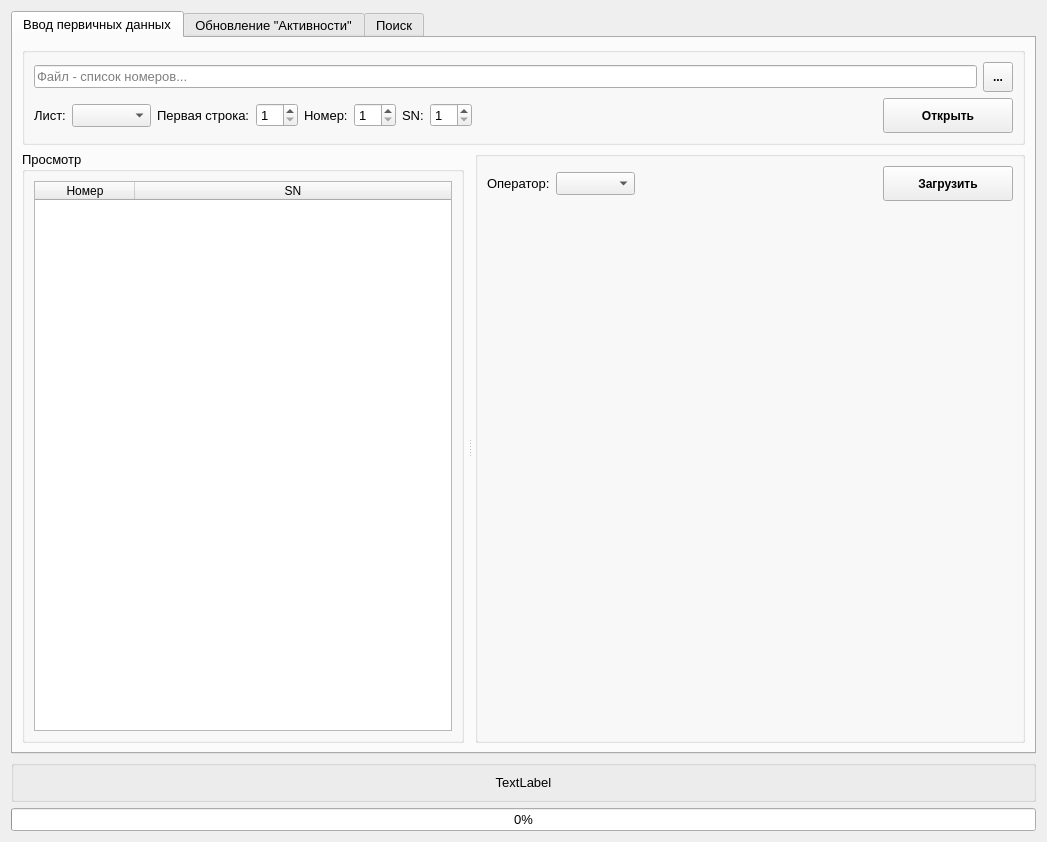
Qt form tMix_2/tMix_2/data_add.ui (Skyrim78/tMix) before a commit.
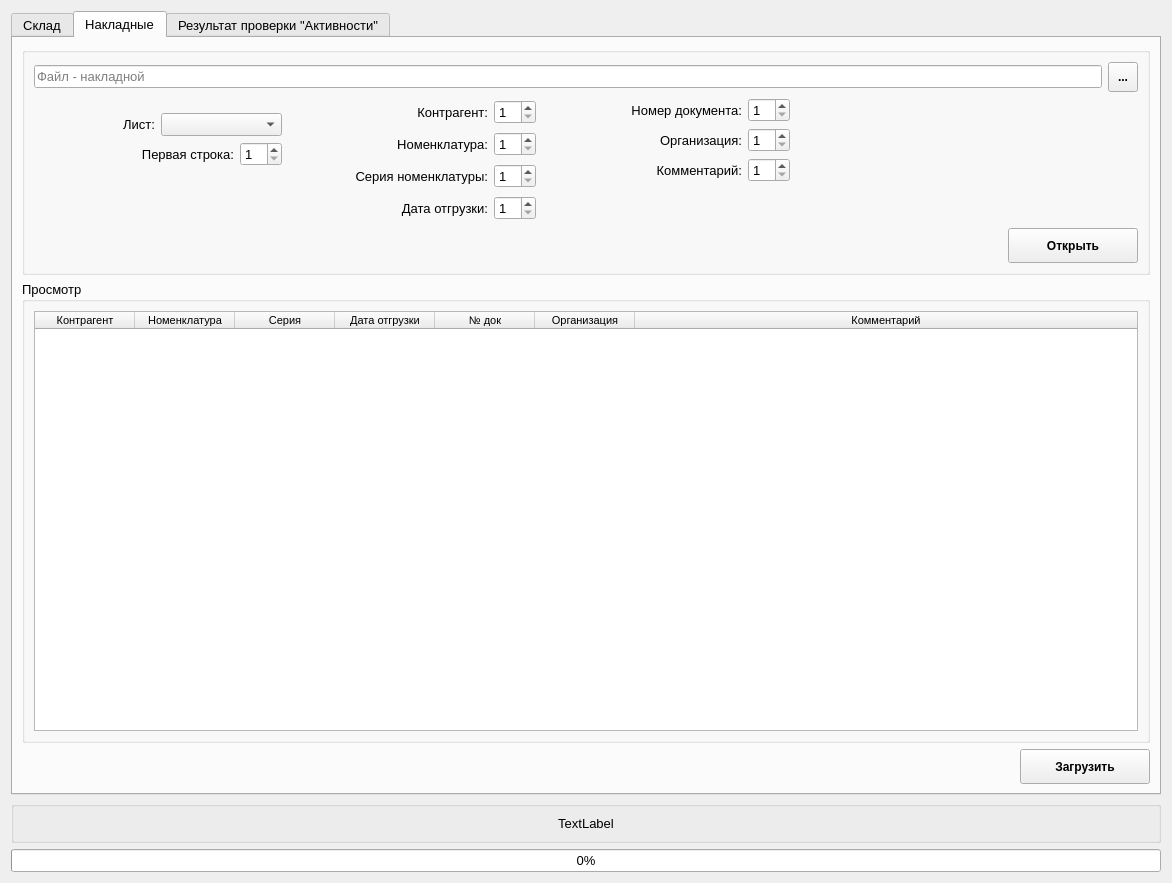
The same form after that commit. The open tabs and pages were chosen to show the change.

```diff
--- a/tMix_2/tMix_2/data_add.ui
+++ b/tMix_2/tMix_2/data_add.ui
@@ -6,8 +6,8 @@
    <rect>
     <x>0</x>
     <y>0</y>
-    <width>1047</width>
-    <height>842</height>
+    <width>1172</width>
+    <height>883</height>
    </rect>
   </property>
   <property name="font">
@@ -28,7 +28,7 @@
        </property>
        <widget class="QWidget" name="tab">
         <attribute name="title">
-         <string>Ввод первичных данных</string>
+         <string>Склад</string>
         </attribute>
         <layout class="QGridLayout" name="gridLayout_5">
          <item row="0" column="0">
@@ -326,9 +326,585 @@
          </item>
         </layout>
        </widget>
+       <widget class="QWidget" name="tab_4">
+        <attribute name="title">
+         <string>Накладные</string>
+        </attribute>
+        <layout class="QGridLayout" name="gridLayout_14">
+         <item row="0" column="0">
+          <layout class="QVBoxLayout" name="verticalLayout_12">
+           <item>
+            <widget class="QGroupBox" name="groupBox_4">
+             <property name="title">
+              <string/>
+             </property>
+             <layout class="QGridLayout" name="gridLayout_13">
+              <item row="0" column="0">
+               <layout class="QHBoxLayout" name="horizontalLayout_6">
+                <item>
+                 <widget class="QLineEdit" name="lineEdit_n_file">
+                  <property name="placeholderText">
+                   <string>Файл - накладной</string>
+                  </property>
+                 </widget>
+                </item>
+                <item>
+                 <widget class="QToolButton" name="toolButton_n_file">
+                  <property name="minimumSize">
+                   <size>
+                    <width>30</width>
+                    <height>30</height>
+                   </size>
+                  </property>
+                  <property name="maximumSize">
+                   <size>
+                    <width>30</width>
+                    <height>30</height>
+                   </size>
+                  </property>
+                  <property name="font">
+                   <font>
+                    <pointsize>9</pointsize>
+                    <weight>75</weight>
+                    <bold>true</bold>
+                   </font>
+                  </property>
+                  <property name="text">
+                   <string>...</string>
+                  </property>
+                 </widget>
+                </item>
+               </layout>
+              </item>
+              <item row="1" column="0">
+               <layout class="QVBoxLayout" name="verticalLayout_11">
+                <item>
+                 <layout class="QHBoxLayout" name="horizontalLayout_18">
+                  <item>
+                   <layout class="QVBoxLayout" name="verticalLayout_10">
+                    <item>
+                     <layout class="QVBoxLayout" name="verticalLayout_7">
+                      <item>
+                       <layout class="QHBoxLayout" name="horizontalLayout_15">
+                        <item>
+                         <widget class="QLabel" name="label_6">
+                          <property name="text">
+                           <string>Лист:</string>
+                          </property>
+                          <property name="alignment">
+                           <set>Qt::AlignRight|Qt::AlignTrailing|Qt::AlignVCenter</set>
+                          </property>
+                         </widget>
+                        </item>
+                        <item>
+                         <widget class="QComboBox" name="comboBox_n_list"/>
+                        </item>
+                       </layout>
+                      </item>
+                      <item>
+                       <layout class="QHBoxLayout" name="horizontalLayout_16">
+                        <item>
+                         <widget class="QLabel" name="label_7">
+                          <property name="minimumSize">
+                           <size>
+                            <width>200</width>
+                            <height>0</height>
+                           </size>
+                          </property>
+                          <property name="maximumSize">
+                           <size>
+                            <width>200</width>
+                            <height>16777215</height>
+                           </size>
+                          </property>
+                          <property name="text">
+                           <string>Первая строка:</string>
+                          </property>
+                          <property name="alignment">
+                           <set>Qt::AlignRight|Qt::AlignTrailing|Qt::AlignVCenter</set>
+                          </property>
+                         </widget>
+                        </item>
+                        <item>
+                         <widget class="QSpinBox" name="spinBox_n_frow">
+                          <property name="minimum">
+                           <number>1</number>
+                          </property>
+                         </widget>
+                        </item>
+                       </layout>
+                      </item>
+                     </layout>
+                    </item>
+                    <item>
+                     <spacer name="verticalSpacer_4">
+                      <property name="orientation">
+                       <enum>Qt::Vertical</enum>
+                      </property>
+                      <property name="sizeType">
+                       <enum>QSizePolicy::Minimum</enum>
+                      </property>
+                      <property name="sizeHint" stdset="0">
+                       <size>
+                        <width>20</width>
+                        <height>40</height>
+                       </size>
+                      </property>
+                     </spacer>
+                    </item>
+                   </layout>
+                  </item>
+                  <item>
+                   <layout class="QVBoxLayout" name="verticalLayout_8">
+                    <item>
+                     <layout class="QHBoxLayout" name="horizontalLayout_7">
+                      <item>
+                       <widget class="QLabel" name="label_10">
+                        <property name="minimumSize">
+                         <size>
+                          <width>200</width>
+                          <height>0</height>
+                         </size>
+                        </property>
+                        <property name="maximumSize">
+                         <size>
+                          <width>200</width>
+                          <height>16777215</height>
+                         </size>
+                        </property>
+                        <property name="text">
+                         <string>Контрагент:</string>
+                        </property>
+                        <property name="alignment">
+                         <set>Qt::AlignRight|Qt::AlignTrailing|Qt::AlignVCenter</set>
+                        </property>
+                       </widget>
+                      </item>
+                      <item>
+                       <widget class="QSpinBox" name="spinBox_n_firm">
+                        <property name="minimum">
+                         <number>1</number>
+                        </property>
+                       </widget>
+                      </item>
+                     </layout>
+                    </item>
+                    <item>
+                     <layout class="QHBoxLayout" name="horizontalLayout_9">
+                      <item>
+                       <widget class="QLabel" name="label_11">
+                        <property name="minimumSize">
+                         <size>
+                          <width>200</width>
+                          <height>0</height>
+                         </size>
+                        </property>
+                        <property name="maximumSize">
+                         <size>
+                          <width>200</width>
+                          <height>16777215</height>
+                         </size>
+                        </property>
+                        <property name="text">
+                         <string>Номенклатура:</string>
+                        </property>
+                        <property name="alignment">
+                         <set>Qt::AlignRight|Qt::AlignTrailing|Qt::AlignVCenter</set>
+                        </property>
+                       </widget>
+                      </item>
+                      <item>
+                       <widget class="QSpinBox" name="spinBox_n_nom">
+                        <property name="minimum">
+                         <number>1</number>
+                        </property>
+                       </widget>
+                      </item>
+                     </layout>
+                    </item>
+                    <item>
+                     <layout class="QHBoxLayout" name="horizontalLayout_10">
+                      <item>
+                       <widget class="QLabel" name="label_12">
+                        <property name="minimumSize">
+                         <size>
+                          <width>200</width>
+                          <height>0</height>
+                         </size>
+                        </property>
+                        <property name="maximumSize">
+                         <size>
+                          <width>200</width>
+                          <height>16777215</height>
+                         </size>
+                        </property>
+                        <property name="text">
+                         <string>Серия номенклатуры:</string>
+                        </property>
+                        <property name="alignment">
+                         <set>Qt::AlignRight|Qt::AlignTrailing|Qt::AlignVCenter</set>
+                        </property>
+                       </widget>
+                      </item>
+                      <item>
+                       <widget class="QSpinBox" name="spinBox_n_serial">
+                        <property name="minimum">
+                         <number>1</number>
+                        </property>
+                       </widget>
+                      </item>
+                     </layout>
+                    </item>
+                    <item>
+                     <layout class="QHBoxLayout" name="horizontalLayout_11">
+                      <item>
+                       <widget class="QLabel" name="label_13">
+                        <property name="minimumSize">
+                         <size>
+                          <width>200</width>
+                          <height>0</height>
+                         </size>
+                        </property>
+                        <property name="maximumSize">
+                         <size>
+                          <width>200</width>
+                          <height>16777215</height>
+                         </size>
+                        </property>
+                        <property name="text">
+                         <string>Дата отгрузки:</string>
+                        </property>
+                        <property name="alignment">
+                         <set>Qt::AlignRight|Qt::AlignTrailing|Qt::AlignVCenter</set>
+                        </property>
+                       </widget>
+                      </item>
+                      <item>
+                       <widget class="QSpinBox" name="spinBox_n_date">
+                        <property name="minimum">
+                         <number>1</number>
+                        </property>
+                       </widget>
+                      </item>
+                     </layout>
+                    </item>
+                   </layout>
+                  </item>
+                  <item>
+                   <layout class="QVBoxLayout" name="verticalLayout_9">
+                    <item>
+                     <layout class="QHBoxLayout" name="horizontalLayout_12">
+                      <item>
+                       <widget class="QLabel" name="label_8">
+                        <property name="minimumSize">
+                         <size>
+                          <width>200</width>
+                          <height>0</height>
+                         </size>
+                        </property>
+                        <property name="maximumSize">
+                         <size>
+                          <width>200</width>
+                          <height>16777215</height>
+                         </size>
+                        </property>
+                        <property name="text">
+                         <string>Номер документа:</string>
+                        </property>
+                        <property name="alignment">
+                         <set>Qt::AlignRight|Qt::AlignTrailing|Qt::AlignVCenter</set>
+                        </property>
+                       </widget>
+                      </item>
+                      <item>
+                       <widget class="QSpinBox" name="spinBox_n_doc">
+                        <property name="minimum">
+                         <number>1</number>
+                        </property>
+                       </widget>
+                      </item>
+                     </layout>
+                    </item>
+                    <item>
+                     <layout class="QHBoxLayout" name="horizontalLayout_13">
+                      <item>
+                       <widget class="QLabel" name="label_9">
+                        <property name="minimumSize">
+                         <size>
+                          <width>200</width>
+                          <height>0</height>
+                         </size>
+                        </property>
+                        <property name="maximumSize">
+                         <size>
+                          <width>200</width>
+                          <height>16777215</height>
+                         </size>
+                        </property>
+                        <property name="text">
+                         <string>Организация:</string>
+                        </property>
+                        <property name="alignment">
+                         <set>Qt::AlignRight|Qt::AlignTrailing|Qt::AlignVCenter</set>
+                        </property>
+                       </widget>
+                      </item>
+                      <item>
+                       <widget class="QSpinBox" name="spinBox_n_org">
+                        <property name="minimum">
+                         <number>1</number>
+                        </property>
+                       </widget>
+                      </item>
+                     </layout>
+                    </item>
+                    <item>
+                     <layout class="QHBoxLayout" name="horizontalLayout_14">
+                      <item>
+                       <widget class="QLabel" name="label_14">
+                        <property name="minimumSize">
+                         <size>
+                          <width>200</width>
+                          <height>0</height>
+                         </size>
+                        </property>
+                        <property name="maximumSize">
+                         <size>
+                          <width>200</width>
+                          <height>16777215</height>
+                         </size>
+                        </property>
+                        <property name="text">
+                         <string>Комментарий:</string>
+                        </property>
+                        <property name="alignment">
+                         <set>Qt::AlignRight|Qt::AlignTrailing|Qt::AlignVCenter</set>
+                        </property>
+                       </widget>
+                      </item>
+                      <item>
+                       <widget class="QSpinBox" name="spinBox_n_note">
+                        <property name="minimum">
+                         <number>1</number>
+                        </property>
+                       </widget>
+                      </item>
+                     </layout>
+                    </item>
+                    <item>
+                     <spacer name="verticalSpacer_3">
+                      <property name="orientation">
+                       <enum>Qt::Vertical</enum>
+                      </property>
+                      <property name="sizeType">
+                       <enum>QSizePolicy::Minimum</enum>
+                      </property>
+                      <property name="sizeHint" stdset="0">
+                       <size>
+                        <width>20</width>
+                        <height>40</height>
+                       </size>
+                      </property>
+                     </spacer>
+                    </item>
+                   </layout>
+                  </item>
+                  <item>
+                   <spacer name="horizontalSpacer_4">
+                    <property name="orientation">
+                     <enum>Qt::Horizontal</enum>
+                    </property>
+                    <property name="sizeHint" stdset="0">
+                     <size>
+                      <width>40</width>
+                      <height>20</height>
+                     </size>
+                    </property>
+                   </spacer>
+                  </item>
+                 </layout>
+                </item>
+                <item>
+                 <layout class="QHBoxLayout" name="horizontalLayout_17">
+                  <item>
+                   <spacer name="horizontalSpacer_6">
+                    <property name="orientation">
+                     <enum>Qt::Horizontal</enum>
+                    </property>
+                    <property name="sizeHint" stdset="0">
+                     <size>
+                      <width>40</width>
+                      <height>20</height>
+                     </size>
+                    </property>
+                   </spacer>
+                  </item>
+                  <item>
+                   <widget class="QPushButton" name="pushButton_n_read">
+                    <property name="minimumSize">
+                     <size>
+                      <width>130</width>
+                      <height>35</height>
+                     </size>
+                    </property>
+                    <property name="maximumSize">
+                     <size>
+                      <width>130</width>
+                      <height>35</height>
+                     </size>
+                    </property>
+                    <property name="font">
+                     <font>
+                      <pointsize>9</pointsize>
+                      <weight>75</weight>
+                      <bold>true</bold>
+                     </font>
+                    </property>
+                    <property name="text">
+                     <string>Открыть</string>
+                    </property>
+                   </widget>
+                  </item>
+                 </layout>
+                </item>
+               </layout>
+              </item>
+             </layout>
+            </widget>
+           </item>
+           <item>
+            <widget class="QGroupBox" name="groupBox_view_3">
+             <property name="minimumSize">
+              <size>
+               <width>350</width>
+               <height>0</height>
+              </size>
+             </property>
+             <property name="title">
+              <string>Просмотр</string>
+             </property>
+             <layout class="QGridLayout" name="gridLayout_12">
+              <item row="0" column="0">
+               <widget class="QTableWidget" name="tableWidget_n">
+                <property name="font">
+                 <font>
+                  <pointsize>8</pointsize>
+                 </font>
+                </property>
+                <property name="editTriggers">
+                 <set>QAbstractItemView::NoEditTriggers</set>
+                </property>
+                <property name="alternatingRowColors">
+                 <bool>true</bool>
+                </property>
+                <property name="selectionMode">
+                 <enum>QAbstractItemView::NoSelection</enum>
+                </property>
+                <property name="showGrid">
+                 <bool>false</bool>
+                </property>
+                <property name="wordWrap">
+                 <bool>false</bool>
+                </property>
+                <attribute name="horizontalHeaderStretchLastSection">
+                 <bool>true</bool>
+                </attribute>
+                <attribute name="verticalHeaderDefaultSectionSize">
+                 <number>25</number>
+                </attribute>
+                <attribute name="verticalHeaderMinimumSectionSize">
+                 <number>20</number>
+                </attribute>
+                <column>
+                 <property name="text">
+                  <string>Контрагент</string>
+                 </property>
+                </column>
+                <column>
+                 <property name="text">
+                  <string>Номенклатура</string>
+                 </property>
+                </column>
+                <column>
+                 <property name="text">
+                  <string>Серия</string>
+                 </property>
+                </column>
+                <column>
+                 <property name="text">
+                  <string>Дата отгрузки</string>
+                 </property>
+                </column>
+                <column>
+                 <property name="text">
+                  <string>№ док</string>
+                 </property>
+                </column>
+                <column>
+                 <property name="text">
+                  <string>Организация</string>
+                 </property>
+                </column>
+                <column>
+                 <property name="text">
+                  <string>Комментарий</string>
+                 </property>
+                </column>
+               </widget>
+              </item>
+             </layout>
+            </widget>
+           </item>
+           <item>
+            <layout class="QHBoxLayout" name="horizontalLayout_8">
+             <item>
+              <spacer name="horizontalSpacer_5">
+               <property name="orientation">
+                <enum>Qt::Horizontal</enum>
+               </property>
+               <property name="sizeHint" stdset="0">
+                <size>
+                 <width>40</width>
+                 <height>20</height>
+                </size>
+               </property>
+              </spacer>
+             </item>
+             <item>
+              <widget class="QPushButton" name="pushButton_n_load">
+               <property name="minimumSize">
+                <size>
+                 <width>130</width>
+                 <height>35</height>
+                </size>
+               </property>
+               <property name="maximumSize">
+                <size>
+                 <width>130</width>
+                 <height>35</height>
+                </size>
+               </property>
+               <property name="font">
+                <font>
+                 <pointsize>9</pointsize>
+                 <weight>75</weight>
+                 <bold>true</bold>
+                </font>
+               </property>
+               <property name="text">
+                <string>Загрузить</string>
+               </property>
+              </widget>
+             </item>
+            </layout>
+           </item>
+          </layout>
+         </item>
+        </layout>
+       </widget>
        <widget class="QWidget" name="tab_2">
         <attribute name="title">
-         <string>Обновление &quot;Активности&quot;</string>
+         <string>Результат проверки &quot;Активности&quot;</string>
         </attribute>
         <layout class="QGridLayout" name="gridLayout_10">
          <item row="0" column="0">
@@ -511,81 +1087,6 @@
          </item>
         </layout>
        </widget>
-       <widget class="QWidget" name="tab_3">
-        <attribute name="title">
-         <string>Поиск</string>
-        </attribute>
-        <layout class="QGridLayout" name="gridLayout_15">
-         <item row="0" column="0">
-          <layout class="QVBoxLayout" name="verticalLayout_6">
-           <item>
-            <widget class="QGroupBox" name="groupBox_">
-             <property name="title">
-              <string>Поиск</string>
-             </property>
-             <property name="alignment">
-              <set>Qt::AlignCenter</set>
-             </property>
-             <layout class="QGridLayout" name="gridLayout_11">
-              <item row="0" column="0">
-               <widget class="QLineEdit" name="lineEdit_search">
-                <property name="placeholderText">
-                 <string>Номер или серийный номер</string>
-                </property>
-                <property name="clearButtonEnabled">
-                 <bool>true</bool>
-                </property>
-               </widget>
-              </item>
-             </layout>
-            </widget>
-           </item>
-           <item>
-            <widget class="QTableWidget" name="tableWidget_search">
-             <property name="editTriggers">
-              <set>QAbstractItemView::NoEditTriggers</set>
-             </property>
-             <property name="alternatingRowColors">
-              <bool>true</bool>
-             </property>
-             <property name="selectionMode">
-              <enum>QAbstractItemView::ExtendedSelection</enum>
-             </property>
-             <property name="selectionBehavior">
-              <enum>QAbstractItemView::SelectRows</enum>
-             </property>
-             <property name="showGrid">
-              <bool>false</bool>
-             </property>
-             <attribute name="horizontalHeaderStretchLastSection">
-              <bool>true</bool>
-             </attribute>
-             <column>
-              <property name="text">
-               <string>Оператор</string>
-              </property>
-             </column>
-             <column>
-              <property name="text">
-               <string>Номер</string>
-              </property>
-             </column>
-             <column>
-              <property name="text">
-               <string>SN</string>
-              </property>
-             </column>
-             <column>
-              <property name="text">
-               <string>Дата активации</string>
-              </property>
-             </column>
-            </widget>
-           </item>
-          </layout>
-         </item>
-        </layout>
-       </widget>
       </widget>
      </item>
      <item>
```
